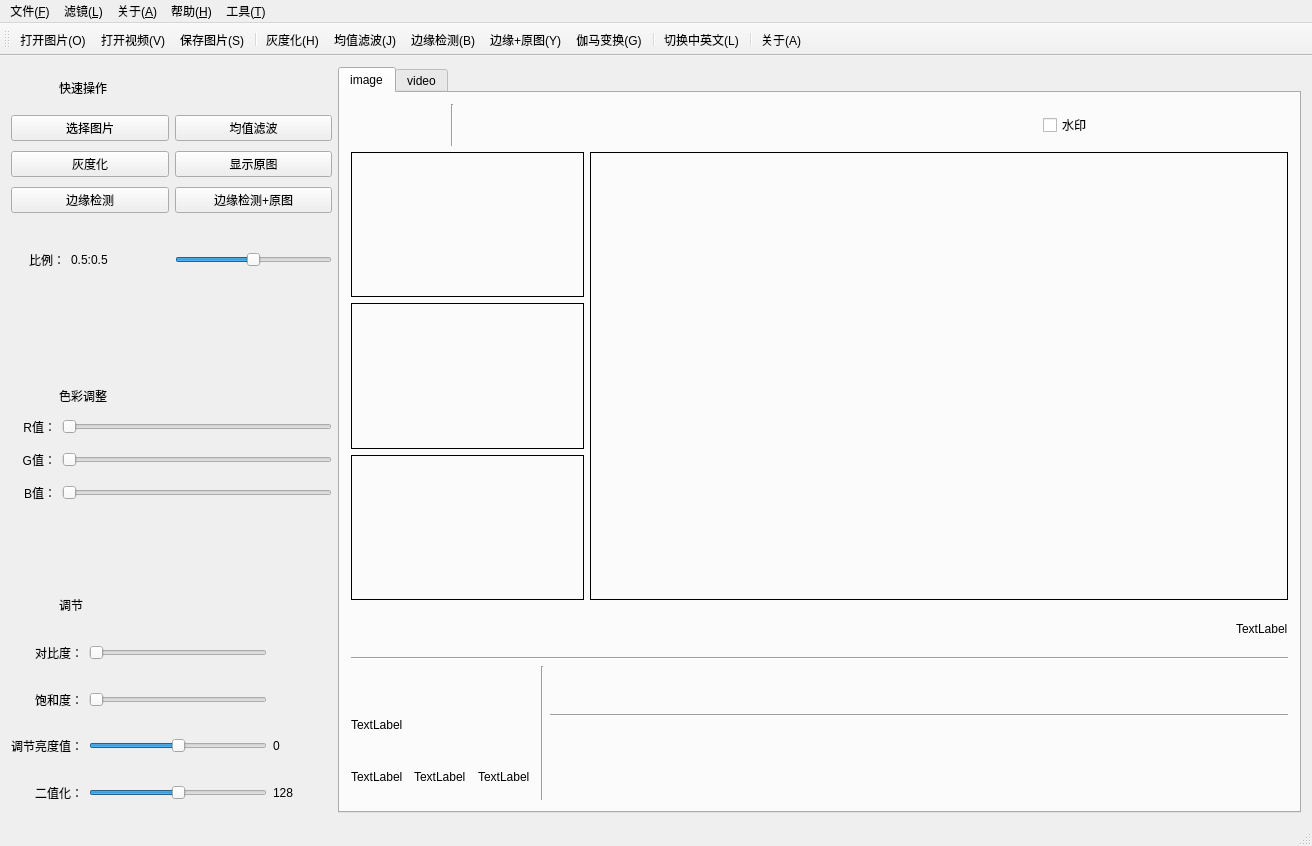
The window that VideoBackgroundMatting/mainwindow.ui (SourVoice/VideoBackgroundMatting) describes before a commit, drawn with Qt 5.
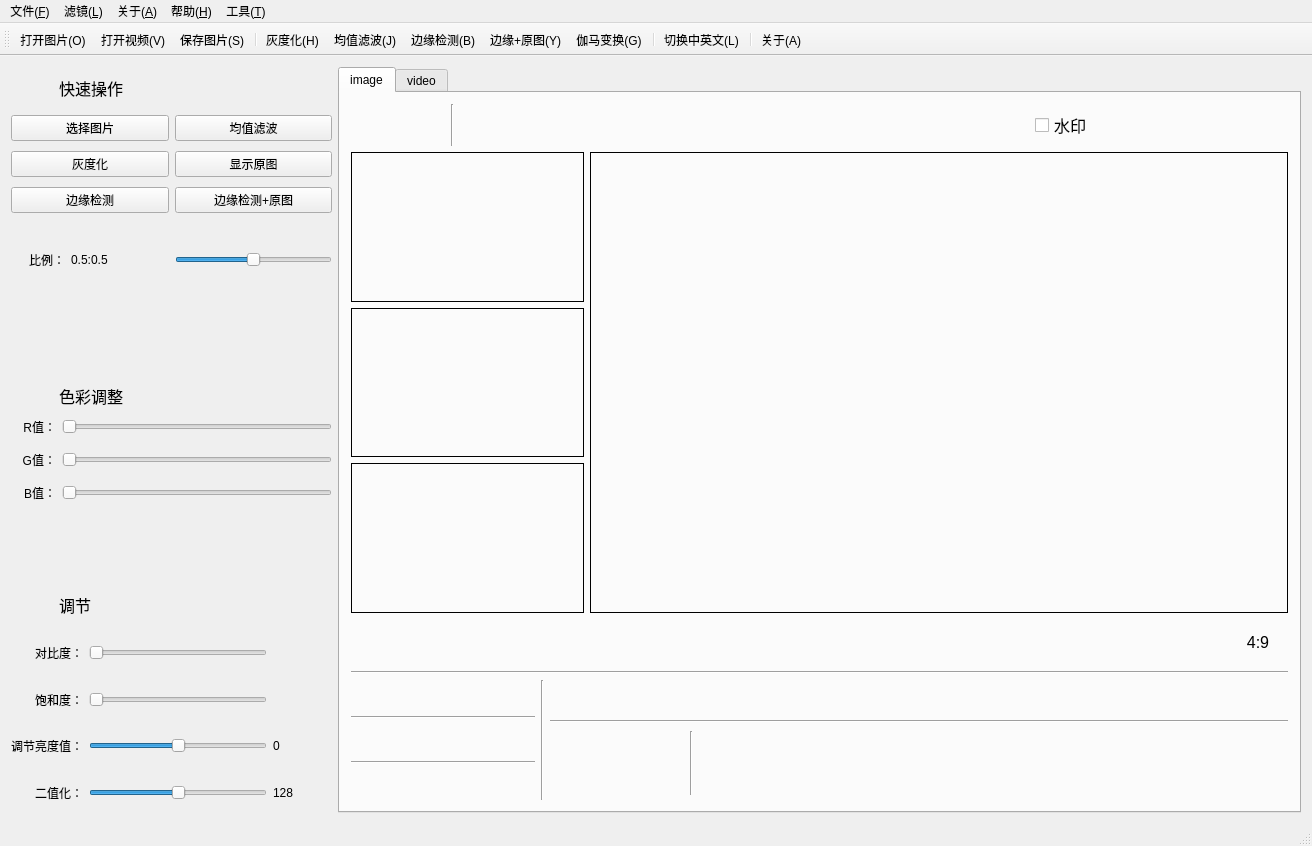
The same window after the commit. The open tabs and pages were chosen to show the change. Icons and pictures are not drawn.

The edit to the form file:
```diff
--- a/VideoBackgroundMatting/mainwindow.ui
+++ b/VideoBackgroundMatting/mainwindow.ui
@@ -44,9 +44,9 @@
          <attribute name="title">
           <string>image</string>
          </attribute>
-         <layout class="QHBoxLayout" name="horizontalLayout_13">
+         <layout class="QHBoxLayout" name="horizontalLayout_15">
           <item>
-           <layout class="QVBoxLayout" name="verticalLayout_6" stretch="1,10,1,0,3">
+           <layout class="QVBoxLayout" name="verticalLayout_7" stretch="1,10,1,0,3">
             <item>
              <layout class="QHBoxLayout" name="horizontalLayout_27" stretch="0,1,0,1,1,1,1,1,0,0,0">
               <item>
@@ -200,6 +200,11 @@
               </item>
               <item>
                <widget class="QCheckBox" name="checkBox">
+                <property name="font">
+                 <font>
+                  <pointsize>12</pointsize>
+                 </font>
+                </property>
                 <property name="text">
                  <string>水印</string>
                 </property>
@@ -571,8 +576,31 @@
               </item>
               <item>
                <widget class="QLabel" name="label_109">
+                <property name="minimumSize">
+                 <size>
+                  <width>60</width>
+                  <height>0</height>
+                 </size>
+                </property>
+                <property name="maximumSize">
+                 <size>
+                  <width>60</width>
+                  <height>16777215</height>
+                 </size>
+                </property>
+                <property name="font">
+                 <font>
+                  <pointsize>12</pointsize>
+                 </font>
+                </property>
+                <property name="layoutDirection">
+                 <enum>Qt::LeftToRight</enum>
+                </property>
                 <property name="text">
-                 <string>TextLabel</string>
+                 <string>4:9</string>
+                </property>
+                <property name="alignment">
+                 <set>Qt::AlignCenter</set>
                 </property>
                </widget>
               </item>
@@ -586,22 +614,22 @@
              </widget>
             </item>
             <item>
-             <layout class="QHBoxLayout" name="horizontalLayout_12" stretch="1,0,4">
+             <layout class="QHBoxLayout" name="horizontalLayout_13" stretch="1,0,4">
               <item>
-               <layout class="QVBoxLayout" name="verticalLayout_19" stretch="1,2,2">
+               <layout class="QVBoxLayout" name="verticalLayout_6" stretch="2,0,2,0,1">
                 <item>
                  <layout class="QHBoxLayout" name="horizontalLayout_32">
                   <item>
                    <widget class="QLabel" name="label_110">
                     <property name="minimumSize">
                      <size>
-                      <width>36</width>
+                      <width>30</width>
                       <height>30</height>
                      </size>
                     </property>
                     <property name="maximumSize">
                      <size>
-                      <width>36</width>
+                      <width>30</width>
                       <height>30</height>
                      </size>
                     </property>
@@ -620,13 +648,13 @@
                    <widget class="QLabel" name="label_111">
                     <property name="minimumSize">
                      <size>
-                      <width>36</width>
+                      <width>30</width>
                       <height>30</height>
                      </size>
                     </property>
                     <property name="maximumSize">
                      <size>
-                      <width>36</width>
+                      <width>30</width>
                       <height>30</height>
                      </size>
                     </property>
@@ -657,9 +685,9 @@
                  </layout>
                 </item>
                 <item>
-                 <widget class="QLabel" name="label_112">
-                  <property name="text">
-                   <string>TextLabel</string>
+                 <widget class="Line" name="line_9">
+                  <property name="orientation">
+                   <enum>Qt::Horizontal</enum>
                   </property>
                  </widget>
                 </item>
@@ -667,24 +695,165 @@
                  <layout class="QHBoxLayout" name="horizontalLayout_33">
                   <item>
                    <widget class="QLabel" name="label_113">
+                    <property name="minimumSize">
+                     <size>
+                      <width>40</width>
+                      <height>25</height>
+                     </size>
+                    </property>
+                    <property name="maximumSize">
+                     <size>
+                      <width>40</width>
+                      <height>25</height>
+                     </size>
+                    </property>
+                    <property name="styleSheet">
+                     <string notr="true">QLabel
+{
+	border-image:url(:/editbar/icon/editBar/Visible.png)
+}</string>
+                    </property>
                     <property name="text">
-                     <string>TextLabel</string>
+                     <string/>
                     </property>
                    </widget>
                   </item>
                   <item>
                    <widget class="QLabel" name="label_114">
+                    <property name="minimumSize">
+                     <size>
+                      <width>36</width>
+                      <height>30</height>
+                     </size>
+                    </property>
+                    <property name="maximumSize">
+                     <size>
+                      <width>36</width>
+                      <height>30</height>
+                     </size>
+                    </property>
+                    <property name="styleSheet">
+                     <string notr="true">QLabel
+{
+	border-image:url(:/editbar/icon/editBar/volume.png)
+}</string>
+                    </property>
                     <property name="text">
-                     <string>TextLabel</string>
+                     <string/>
                     </property>
                    </widget>
                   </item>
                   <item>
                    <widget class="QLabel" name="label_115">
+                    <property name="minimumSize">
+                     <size>
+                      <width>36</width>
+                      <height>30</height>
+                     </size>
+                    </property>
+                    <property name="maximumSize">
+                     <size>
+                      <width>36</width>
+                      <height>30</height>
+                     </size>
+                    </property>
+                    <property name="styleSheet">
+                     <string notr="true">QLabel
+{
+	border-image:url(:/editbar/icon/editBar/video.png)
+}</string>
+                    </property>
                     <property name="text">
-                     <string>TextLabel</string>
+                     <string/>
                     </property>
                    </widget>
+                  </item>
+                  <item>
+                   <spacer name="horizontalSpacer_7">
+                    <property name="orientation">
+                     <enum>Qt::Horizontal</enum>
+                    </property>
+                    <property name="sizeHint" stdset="0">
+                     <size>
+                      <width>40</width>
+                      <height>20</height>
+                     </size>
+                    </property>
+                   </spacer>
+                  </item>
+                 </layout>
+                </item>
+                <item>
+                 <widget class="Line" name="line_10">
+                  <property name="orientation">
+                   <enum>Qt::Horizontal</enum>
+                  </property>
+                 </widget>
+                </item>
+                <item>
+                 <layout class="QHBoxLayout" name="horizontalLayout_12">
+                  <item>
+                   <widget class="QLabel" name="label_112">
+                    <property name="minimumSize">
+                     <size>
+                      <width>30</width>
+                      <height>30</height>
+                     </size>
+                    </property>
+                    <property name="maximumSize">
+                     <size>
+                      <width>30</width>
+                      <height>30</height>
+                     </size>
+                    </property>
+                    <property name="styleSheet">
+                     <string notr="true">QLabel
+{
+	border-image:url(:/settingAndHelp/icon/setAndHelp/setting.png)
+}</string>
+                    </property>
+                    <property name="text">
+                     <string/>
+                    </property>
+                   </widget>
+                  </item>
+                  <item>
+                   <widget class="QLabel" name="label_6">
+                    <property name="minimumSize">
+                     <size>
+                      <width>30</width>
+                      <height>30</height>
+                     </size>
+                    </property>
+                    <property name="maximumSize">
+                     <size>
+                      <width>30</width>
+                      <height>30</height>
+                     </size>
+                    </property>
+                    <property name="styleSheet">
+                     <string notr="true">QLabel
+{
+	border-image:url(:/settingAndHelp/icon/setAndHelp/help.png)
+}</string>
+                    </property>
+                    <property name="text">
+                     <string/>
+                    </property>
+                   </widget>
+                  </item>
+                  <item>
+                   <spacer name="horizontalSpacer_8">
+                    <property name="orientation">
+                     <enum>Qt::Horizontal</enum>
+                    </property>
+                    <property name="sizeHint" stdset="0">
+                     <size>
+                      <width>40</width>
+                      <height>20</height>
+                     </size>
+                    </property>
+                   </spacer>
                   </item>
                  </layout>
                 </item>
@@ -705,13 +874,13 @@
                    <widget class="QLabel" name="label_116">
                     <property name="minimumSize">
                      <size>
-                      <width>36</width>
+                      <width>30</width>
                       <height>30</height>
                      </size>
                     </property>
                     <property name="maximumSize">
                      <size>
-                      <width>36</width>
+                      <width>30</width>
                       <height>30</height>
                      </size>
                     </property>
@@ -730,13 +899,13 @@
                    <widget class="QLabel" name="label_117">
                     <property name="minimumSize">
                      <size>
-                      <width>36</width>
+                      <width>30</width>
                       <height>30</height>
                      </size>
                     </property>
                     <property name="maximumSize">
                      <size>
-                      <width>36</width>
+                      <width>30</width>
                       <height>30</height>
                      </size>
                     </property>
@@ -755,13 +924,13 @@
                    <widget class="QLabel" name="label_118">
                     <property name="minimumSize">
                      <size>
-                      <width>36</width>
+                      <width>30</width>
                       <height>30</height>
                      </size>
                     </property>
                     <property name="maximumSize">
                      <size>
-                      <width>36</width>
+                      <width>30</width>
                       <height>30</height>
                      </size>
                     </property>
@@ -780,13 +949,13 @@
                    <widget class="QLabel" name="label_119">
                     <property name="minimumSize">
                      <size>
-                      <width>36</width>
+                      <width>30</width>
                       <height>30</height>
                      </size>
                     </property>
                     <property name="maximumSize">
                      <size>
-                      <width>36</width>
+                      <width>30</width>
                       <height>30</height>
                      </size>
                     </property>
@@ -805,13 +974,13 @@
                    <widget class="QLabel" name="label_120">
                     <property name="minimumSize">
                      <size>
-                      <width>36</width>
+                      <width>30</width>
                       <height>30</height>
                      </size>
                     </property>
                     <property name="maximumSize">
                      <size>
-                      <width>36</width>
+                      <width>30</width>
                       <height>30</height>
                      </size>
                     </property>
@@ -900,6 +1069,13 @@
                     </property>
                    </widget>
                   </item>
+                  <item>
+                   <widget class="Line" name="line_11">
+                    <property name="orientation">
+                     <enum>Qt::Vertical</enum>
+                    </property>
+                   </widget>
+                  </item>
                   <item>
                    <widget class="QPushButton" name="pushButton_turnleft_2">
                     <property name="minimumSize">
@@ -1872,6 +2048,11 @@
               <height>42</height>
              </size>
             </property>
+            <property name="font">
+             <font>
+              <pointsize>12</pointsize>
+             </font>
+            </property>
             <property name="text">
              <string>快速操作</string>
             </property>
@@ -2080,6 +2261,11 @@
               <height>42</height>
              </size>
             </property>
+            <property name="font">
+             <font>
+              <pointsize>12</pointsize>
+             </font>
+            </property>
             <property name="text">
              <string>色彩调整</string>
             </property>
@@ -2272,6 +2458,11 @@
               <height>42</height>
              </size>
             </property>
+            <property name="font">
+             <font>
+              <pointsize>12</pointsize>
+             </font>
+            </property>
             <property name="text">
              <string>调节</string>
             </property>
```
Left out of the diff: 89 changed lines with no effect on the pictures.
